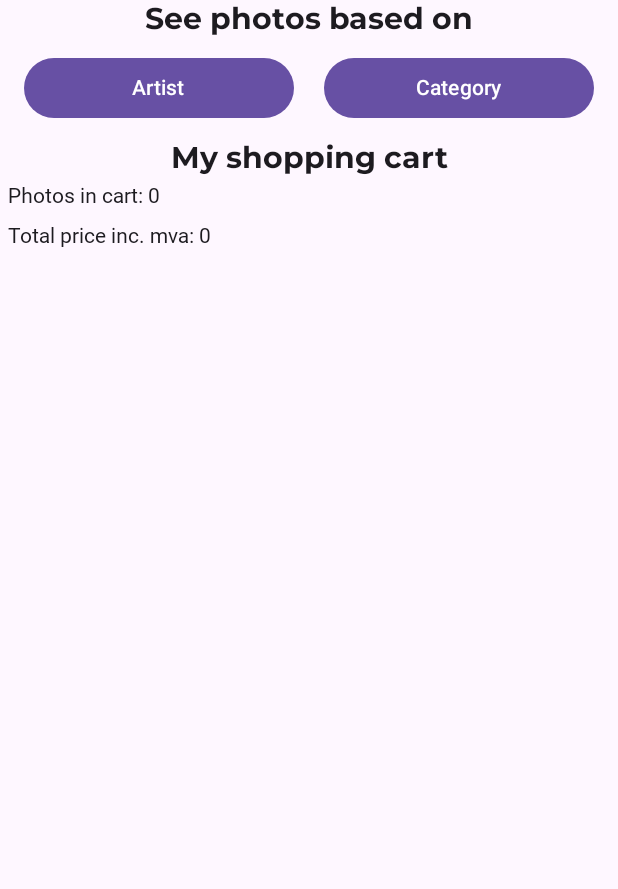
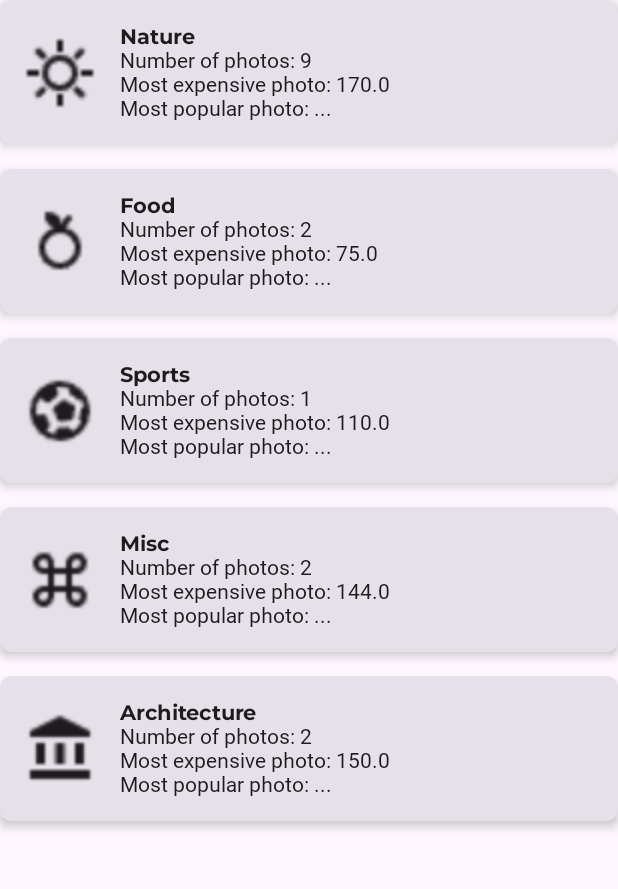
Before and after one commit to vuovdi/MyArtShop, an Android app built with Jetpack Compose: the screen it shows after launch (MainActivity), after a tap on "Category", on a phone screen of 412 x 824 dp, the part 96-985 px from its top. Run offline under Robolectric (Android 15) with nearby library versions, the phone set to English and light mode, and no system bars; Roboto replaces fonts that are not available here.

Commit message:
Implementer navigation to category

```diff
--- a/app/src/main/java/com/example/myartshop/ArtShopScreen.kt
+++ b/app/src/main/java/com/example/myartshop/ArtShopScreen.kt
@@ -159,11 +159,28 @@ fun ArtShopApp(
                         navController.navigate(ArtShopScreen.PaintingsList.name) })
             }
 
-            composable(route = ArtShopScreen.PaintingsList.name) {
+            composable(route = ArtShopScreen.CategoryList.name) {
+                val yourPhotoList = photos
+                CategoriesPage(
+                    categories = Category.entries, photos = yourPhotoList,
+                    onChosenCategoryClicked = { selectedCategory ->
+                        viewModel.setSelectedCategory(selectedCategory)
+                        navController.navigate(ArtShopScreen.PaintingsList.name) })
+            }
+
+            composable(route = "${ArtShopScreen.PaintingsList.name}/{type}") { backStackEntry ->
+                val type = backStackEntry.arguments?.getString("type")
+
                 val selectedArtist = viewModel.selectedArtist
-                val paintingBySelectedArtist = photos.filter {it.artist == selectedArtist}
-                PhotoGridScreen(photos = paintingBySelectedArtist)
+                val selectedCategory = viewModel.selectedCategory
 
+                val paintingsToShow = when (type) {
+                    "category" -> photos.filter { it.category == selectedCategory }
+                    "artist" -> photos.filter { it.artist == selectedArtist }
+                    else -> photos // Vis alle bilder hvis ingen type er spesifisert
+                }
+
+                PhotoGridScreen(photos = paintingsToShow)
             }
 
             composable(route = ArtShopScreen.PaintingViewer.name) {
--- a/app/src/main/java/com/example/myartshop/ui/ui/SelectCategory.kt
+++ b/app/src/main/java/com/example/myartshop/ui/ui/SelectCategory.kt
@@ -18,6 +18,7 @@ import androidx.compose.material.icons.rounded.AddReaction
 import androidx.compose.material3.Card
 import androidx.compose.material3.CardDefaults
 import androidx.compose.material3.CardElevation
+import androidx.compose.material3.ExperimentalMaterial3Api
 import androidx.compose.material3.Icon
 import androidx.compose.material3.Text
 import androidx.compose.runtime.Composable
@@ -35,24 +36,30 @@ import com.example.myartshop.data.Photo
 import com.example.myartshop.data.photos
 
 @Composable
-fun CategoriesPage(categories: List<Category>, photos: List<Photo>, modifier: Modifier = Modifier) {
+fun CategoriesPage(
+    categories: List<Category>,
+    photos: List<Photo>,
+    onChosenCategoryClicked: (Category) -> Unit,
+    modifier: Modifier = Modifier) {
     LazyColumn(modifier = modifier) {
         items(categories) { category ->
-            CategoryCard(category = category, photos = photos.filter { it.category == category })
+            CategoryCard(category = category, photos = photos.filter { it.category == category }, onChosenCategoryClicked = onChosenCategoryClicked, modifier = modifier)
             Spacer(modifier = Modifier.height(16.dp))
         }
     }
 }
 
+@OptIn(ExperimentalMaterial3Api::class)
 @Composable
-fun CategoryCard(category: Category, photos: List<Photo>) {
+fun CategoryCard(category: Category, photos: List<Photo>, onChosenCategoryClicked: (Category) -> Unit, modifier: Modifier) {
     val numberOfPhotosPerCategory = calculateNumberOfPhotosPerCategory(photos)
     val mostExpensivePhotoPerCategory = findMostExpensivePhotoPerCategory(photos)
 
     Card(
-        modifier = Modifier.fillMaxWidth(),
+        modifier = modifier.fillMaxWidth(),
         elevation = CardDefaults.cardElevation(defaultElevation = 4.dp),
-        shape = RoundedCornerShape(8.dp)
+        shape = RoundedCornerShape(8.dp),
+        onClick = { onChosenCategoryClicked(category) }
     ) {
         Row(
             verticalAlignment = Alignment.CenterVertically,
@@ -108,5 +115,5 @@ fun findMostExpensivePhotoPerCategory(photos: List<Photo>): Map<Category, Float>
 @Composable
 fun SelectCategoryPagePreview() {
     val yourPhotoList = photos
-    CategoriesPage(categories = Category.entries, photos = yourPhotoList)
+//    CategoriesPage(categories = Category.entries, photos = yourPhotoList)
 }
```
